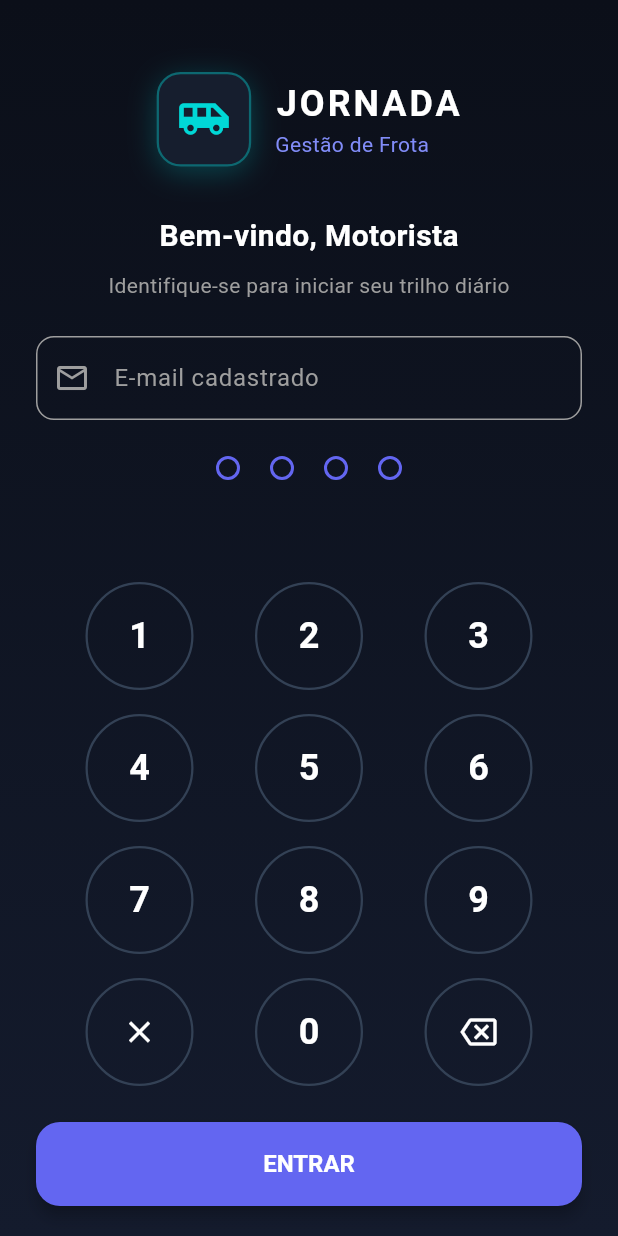
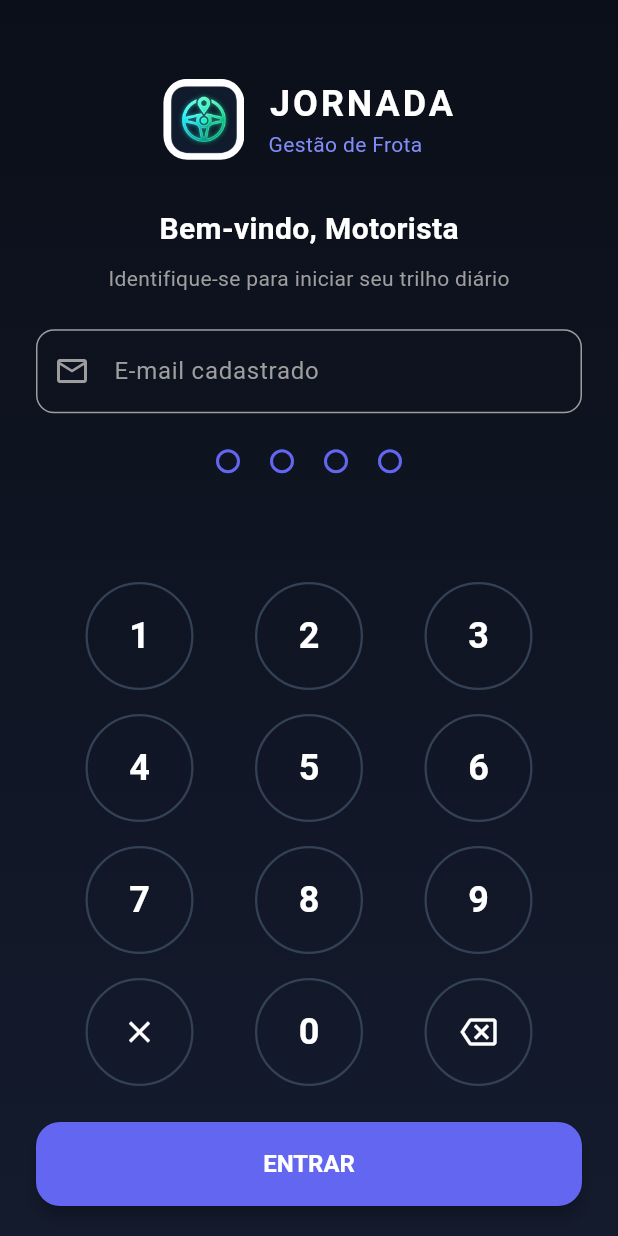
Before and after one commit to SrClauss/appjornada, a Flutter app: the screen it shows after launch, on a phone screen of 412 x 824 dp. Run offline on Flutter 3.47's test engine with Material 3 defaults, Android fonts, the phone set to English and light mode, and no system bars; our stand-ins replace flutter_map, flutter_tts, geolocator, image_picker, latlong2, permission_handler and 1 more; missing offline and left inert: flutter_background_service, flutter_background_service_android, receive_sharing_intent; network calls fail.

Commit message:
Update app icon, brand logo and favicons

```diff
--- a/app_motorista/lib/screens/login_screen.dart
+++ b/app_motorista/lib/screens/login_screen.dart
@@ -149,13 +149,14 @@ class _LoginScreenState extends State<LoginScreen> {
                 Row(
                   mainAxisAlignment: MainAxisAlignment.center,
                   children: [
-                    Container(
-                      padding: const EdgeInsets.all(12),
-                      decoration: FluentDecorations.glowCard(
-                        glowColor: FluentColors.primaryTeal,
-                        borderRadius: 16,
+                    ClipRRect(
+                      borderRadius: BorderRadius.circular(16),
+                      child: Image.asset(
+                        'assets/images/app_logo.png',
+                        width: 54,
+                        height: 54,
+                        fit: BoxFit.cover,
                       ),
-                      child: const Icon(Icons.airport_shuttle, size: 36, color: FluentColors.primaryTeal),
                     ),
                     const SizedBox(width: 16),
                     const Column(
--- a/app_motorista/pubspec.yaml
+++ b/app_motorista/pubspec.yaml
@@ -74,10 +74,8 @@ flutter:
   # the material Icons class.
   uses-material-design: true
 
-  # To add assets to your application, add an assets section, like this:
-  # assets:
-  #   - images/a_dot_burr.jpeg
-  #   - images/a_dot_ham.jpeg
+  assets:
+    - assets/images/app_logo.png
 
   # An image asset can refer to one or more resolution-specific "variants", see
   # https://flutter.dev/to/resolution-aware-images
```
Also changed, not shown: app_motorista/assets/images/app_logo.png (added), painel-controle/public/app-logo.png (added), painel-controle/public/favicon.png (added), painel-controle/public/favicon.svg, 8 other files.
